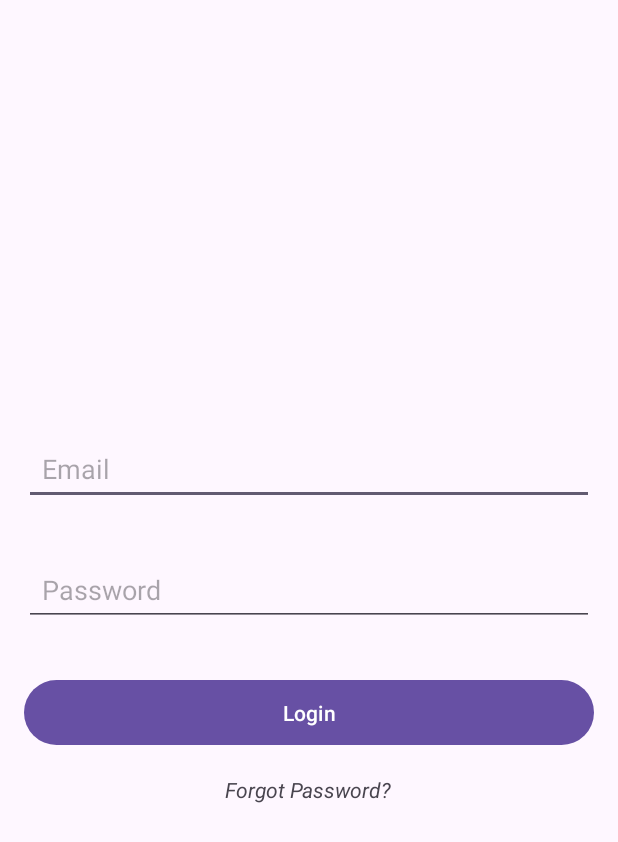
After one commit to TGFo/TimeSheetApp, an Android app: the LoginActivity screen opened directly, with no data from a screen before it, on a phone screen of 412 x 824 dp. The commit adds this screen. Shown: the top 842 px of the screen. Run offline under Robolectric (Android 15) with nearby library versions, the phone set to English and light mode, and no system bars; our stand-ins replace Firebase (no records; nobody signed in at launch, a user with empty details on screens opened directly).

Commit message:
Added login screen basics

```diff
--- a/app/build.gradle.kts
+++ b/app/build.gradle.kts
@@ -1,6 +1,7 @@
 plugins {
     alias(libs.plugins.android.application)
     alias(libs.plugins.kotlin.android)
+    alias(libs.plugins.google.gms.google.services)
 }
 
 android {
@@ -42,6 +43,9 @@ dependencies {
     implementation(libs.material)
     implementation(libs.androidx.activity)
     implementation(libs.androidx.constraintlayout)
+    implementation(libs.firebase.auth.ktx)
+    implementation(libs.firebase.auth)
+    implementation(libs.firebase.firestore.ktx)
     testImplementation(libs.junit)
     androidTestImplementation(libs.androidx.junit)
     androidTestImplementation(libs.androidx.espresso.core)
--- /dev/null
+++ b/app/src/main/java/com/opscappgroup2/timesheetapp/LoginActivity.kt
@@ -0,0 +1,80 @@
+package com.opscappgroup2.timesheetapp
+import android.content.Intent
+import android.os.Bundle
+import android.text.TextUtils
+import android.widget.Button
+import android.widget.EditText
+import android.widget.TextView
+import android.widget.Toast
+import androidx.appcompat.app.AppCompatActivity
+import com.google.firebase.auth.FirebaseAuth
+
+
+class LoginActivity : AppCompatActivity() {
+
+    private lateinit var auth: FirebaseAuth
+
+    override fun onCreate(savedInstanceState: Bundle?) {
+        super.onCreate(savedInstanceState)
+        setContentView(R.layout.activity_login)
+
+        // Initialize Firebase Auth
+        auth = FirebaseAuth.getInstance()
+
+        // UI references
+        val emailEditText: EditText = findViewById(R.id.emailEditText)
+        val passwordEditText: EditText = findViewById(R.id.passwordEditText)
+        val loginButton: Button = findViewById(R.id.loginButton)
+        val forgotPasswordTextView: TextView = findViewById(R.id.forgotPasswordTextView)  // Forgot Password TextView
+
+        loginButton.setOnClickListener {
+            val email = emailEditText.text.toString().trim()
+            val password = passwordEditText.text.toString().trim()
+
+            // Basic validation
+            if (TextUtils.isEmpty(email)) {
+                emailEditText.error = "Email is required"
+                return@setOnClickListener
+            }
+            if (TextUtils.isEmpty(password)) {
+                passwordEditText.error = "Password is required"
+                return@setOnClickListener
+            }
+
+            // Sign in with email and password using FirebaseAuth
+            auth.signInWithEmailAndPassword(email, password)
+                .addOnCompleteListener(this) { task ->
+                    if (task.isSuccessful) {
+                        // Sign in success, navigate to MainActivity
+                        Toast.makeText(this, "Login successful!", Toast.LENGTH_SHORT).show()
+                        startActivity(Intent(this, MainActivity::class.java))
+                        finish()  // Close the login activity
+                    } else {
+                        // If sign in fails, display a message to the user
+                        Toast.makeText(this, "Authentication failed: ${task.exception?.message}", Toast.LENGTH_SHORT).show()
+                    }
+                }
+        }
+
+        // Forgot Password functionality
+        forgotPasswordTextView.setOnClickListener {
+            val email = emailEditText.text.toString().trim()
+
+            // Check if email is empty
+            if (TextUtils.isEmpty(email)) {
+                emailEditText.error = "Enter your email to reset password"
+                return@setOnClickListener
+            }
+
+            // Send password reset email
+            auth.sendPasswordResetEmail(email)
+                .addOnCompleteListener { task ->
+                    if (task.isSuccessful) {
+                        Toast.makeText(this, "Password reset email sent.", Toast.LENGTH_SHORT).show()
+                    } else {
+                        Toast.makeText(this, "Error: ${task.exception?.message}", Toast.LENGTH_SHORT).show()
+                    }
+                }
+        }
+    }
+}
--- /dev/null
+++ b/app/src/main/res/layout/activity_login.xml
@@ -0,0 +1,52 @@
+<?xml version="1.0" encoding="utf-8"?>
+<LinearLayout xmlns:android="http://schemas.android.com/apk/res/android"
+    android:layout_width="match_parent"
+    android:layout_height="match_parent"
+    android:gravity="center"
+    android:orientation="vertical"
+    android:padding="16dp">
+
+    <!-- Email Input -->
+    <EditText
+        android:id="@+id/emailEditText"
+        android:layout_width="match_parent"
+        android:layout_height="wrap_content"
+        android:hint="Email"
+        android:inputType="textEmailAddress"
+        android:minHeight="48dp"
+        android:padding="12dp"
+        android:layout_marginBottom="16dp" />
+
+    <!-- Password Input -->
+    <EditText
+        android:id="@+id/passwordEditText"
+        android:layout_width="match_parent"
+        android:layout_height="wrap_content"
+        android:hint="Password"
+        android:inputType="textPassword"
+        android:minHeight="48dp"
+        android:padding="12dp"
+        android:layout_marginBottom="16dp"
+        android:layout_marginTop="16dp" />
+
+    <!-- Login Button -->
+    <Button
+        android:id="@+id/loginButton"
+        android:layout_width="match_parent"
+        android:layout_height="wrap_content"
+        android:text="Login"
+        android:minHeight="48dp"
+        android:padding="12dp"
+        android:layout_marginTop="16dp" />
+
+    <!-- Forgot Password TextView -->
+    <TextView
+        android:id="@+id/forgotPasswordTextView"
+        android:layout_width="wrap_content"
+        android:layout_height="wrap_content"
+        android:text="Forgot Password?"
+        android:textStyle="italic"
+        android:layout_marginTop="16dp"
+        android:gravity="center" />
+
+</LinearLayout>
--- a/build.gradle.kts
+++ b/build.gradle.kts
@@ -2,4 +2,5 @@
 plugins {
     alias(libs.plugins.android.application) apply false
     alias(libs.plugins.kotlin.android) apply false
+    alias(libs.plugins.google.gms.google.services) apply false
 }
```
Also changed, not shown: app/src/main/AndroidManifest.xml (+11 -9 lines), app/src/main/java/com/opscappgroup2/timesheetapp/MainActivity.kt (+13 -5 lines), app/src/main/java/com/opscappgroup2/timesheetapp/RegistrationActivity.kt (added, +102 -0 lines), app/src/main/res/layout/activity_main.xml (+36 -14 lines), app/src/main/res/layout/activity_registration.xml (added, +74 -0 lines), gradle/libs.versions.toml (+8 -0 lines).
